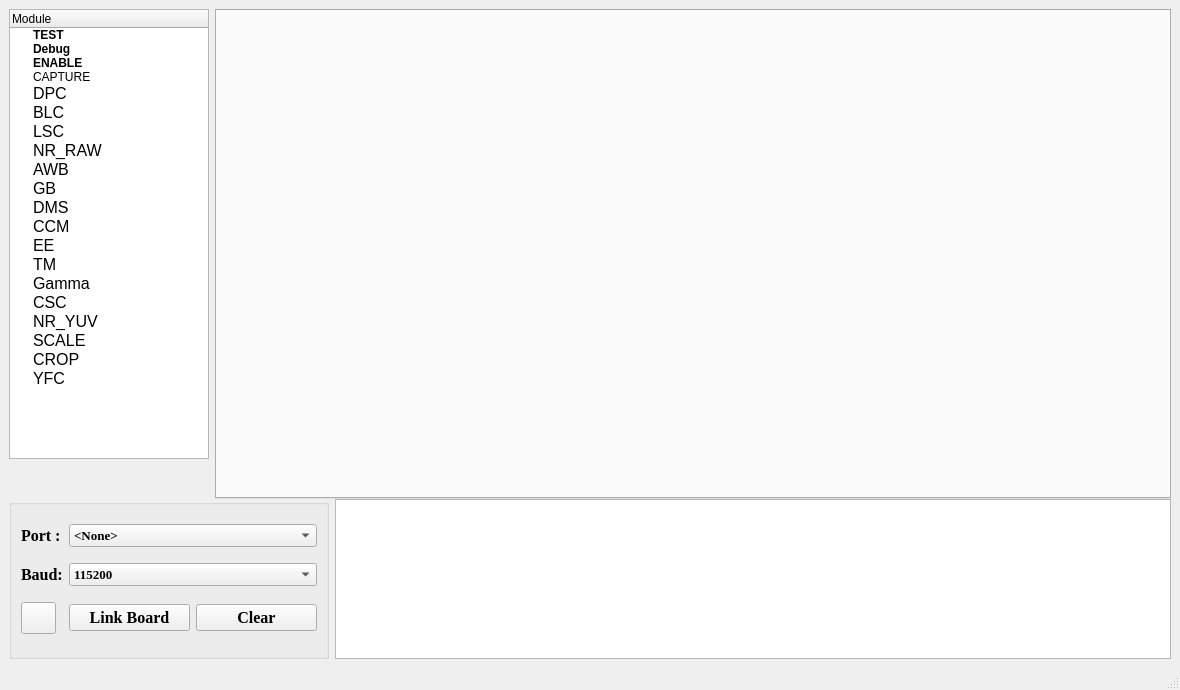
The window that link_board.ui (HuJingwen1211/MCISP) describes before a commit, drawn with Qt 5.
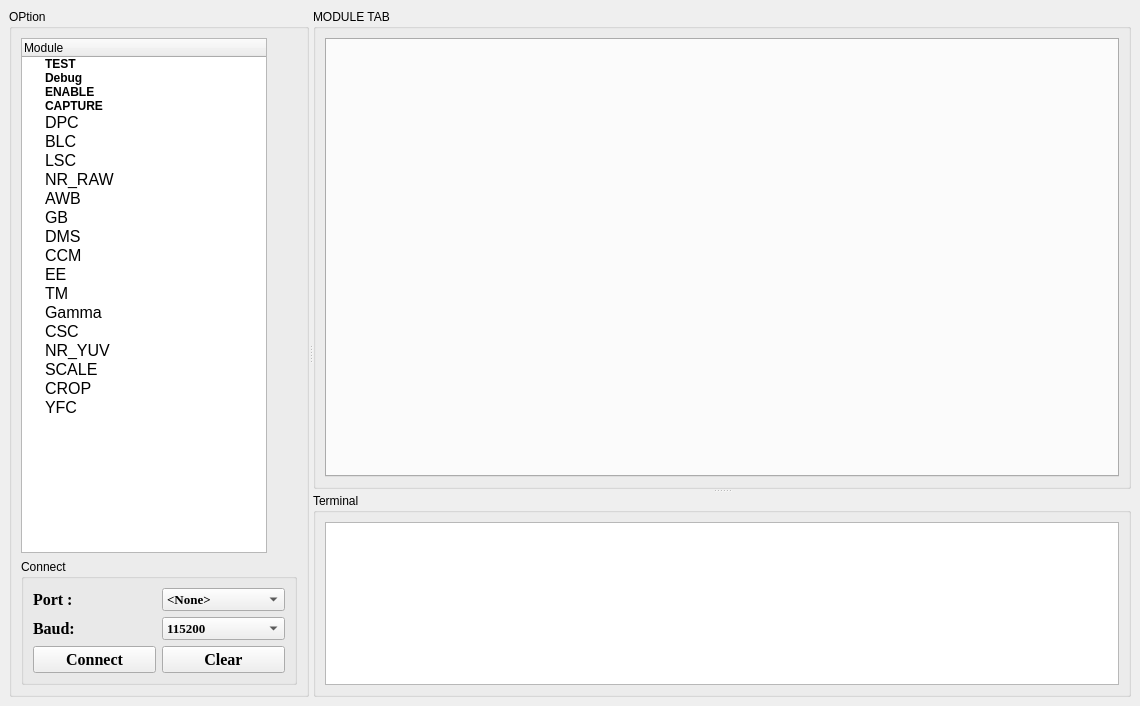
The same window after the commit.

Commit message: add serial configure to board

Diff of the .ui file:
```diff
--- a/link_board.ui
+++ b/link_board.ui
@@ -6,247 +6,56 @@
    <rect>
     <x>0</x>
     <y>0</y>
-    <width>1180</width>
-    <height>690</height>
+    <width>1140</width>
+    <height>706</height>
    </rect>
   </property>
   <property name="minimumSize">
    <size>
-    <width>1180</width>
-    <height>690</height>
+    <width>0</width>
+    <height>0</height>
    </size>
   </property>
   <property name="windowTitle">
    <string>MainWindow</string>
   </property>
   <widget class="QWidget" name="centralwidget">
-   <layout class="QGridLayout" name="gridLayout_2">
-    <item row="1" column="0">
-     <spacer name="verticalSpacer">
+   <layout class="QGridLayout" name="gridLayout_6">
+    <item row="0" column="0">
+     <widget class="QSplitter" name="splitter_2">
       <property name="orientation">
-       <enum>Qt::Orientation::Vertical</enum>
+       <enum>Qt::Orientation::Horizontal</enum>
       </property>
-      <property name="sizeHint" stdset="0">
-       <size>
-        <width>135</width>
-        <height>20</height>
-       </size>
-      </property>
-     </spacer>
-    </item>
-    <item row="0" column="1" rowspan="2" colspan="2">
-     <widget class="QTabWidget" name="link_tab">
+      <widget class="QGroupBox" name="groupBox_2">
       <property name="minimumSize">
        <size>
-        <width>0</width>
-        <height>490</height>
-       </size>
-      </property>
-      <property name="currentIndex">
-       <number>-1</number>
-      </property>
-     </widget>
-    </item>
-    <item row="2" column="2">
-     <widget class="QPlainTextEdit" name="echo_text">
+         <width>100</width>
+         <height>0</height>
+        </size>
+       </property>
       <property name="maximumSize">
        <size>
-        <width>16777215</width>
-        <height>200</height>
-       </size>
-      </property>
-      <property name="font">
-       <font>
-        <family>Times New Roman</family>
-        <pointsize>10</pointsize>
-       </font>
-      </property>
-      <property name="readOnly">
-       <bool>true</bool>
-      </property>
-     </widget>
-    </item>
-    <item row="2" column="0" colspan="2">
-     <widget class="QGroupBox" name="groupBox">
-      <property name="minimumSize">
-       <size>
-        <width>320</width>
-        <height>160</height>
-       </size>
-      </property>
-      <property name="maximumSize">
-       <size>
-        <width>16777215</width>
-        <height>200</height>
+         <width>300</width>
+         <height>16777215</height>
        </size>
       </property>
       <property name="title">
-       <string/>
-      </property>
-      <layout class="QGridLayout" name="gridLayout">
-       <item row="2" column="1">
-        <widget class="QPushButton" name="link_btn">
-         <property name="font">
-          <font>
-           <family>Times New Roman</family>
-           <pointsize>12</pointsize>
-           <bold>true</bold>
-          </font>
-         </property>
-         <property name="text">
-          <string>Link Board</string>
-         </property>
-        </widget>
-       </item>
-       <item row="1" column="0">
-        <widget class="QLabel" name="label_2">
-         <property name="font">
-          <font>
-           <family>Times New Roman</family>
-           <pointsize>12</pointsize>
-           <bold>true</bold>
-          </font>
-         </property>
-         <property name="text">
-          <string>Baud:</string>
-         </property>
-        </widget>
-       </item>
-       <item row="1" column="1" colspan="2">
-        <widget class="QComboBox" name="baud_combx">
-         <property name="minimumSize">
-          <size>
-           <width>220</width>
-           <height>0</height>
-          </size>
-         </property>
-         <property name="font">
-          <font>
-           <family>Times New Roman</family>
-           <pointsize>10</pointsize>
-           <bold>true</bold>
-          </font>
-         </property>
-         <item>
-          <property name="text">
-           <string>115200</string>
-          </property>
-         </item>
-         <item>
-          <property name="text">
-           <string>19200</string>
-          </property>
-         </item>
-         <item>
-          <property name="text">
-           <string>9600</string>
-          </property>
-         </item>
-         <item>
-          <property name="text">
-           <string>4800</string>
-          </property>
-         </item>
-         <item>
-          <property name="text">
-           <string>2400</string>
-          </property>
-         </item>
-         <item>
-          <property name="text">
-           <string>1200</string>
-          </property>
-         </item>
-        </widget>
-       </item>
-       <item row="0" column="1" colspan="2">
-        <widget class="QComboBox" name="port_combx">
-         <property name="minimumSize">
-          <size>
-           <width>220</width>
-           <height>0</height>
-          </size>
-         </property>
-         <property name="font">
-          <font>
-           <family>Times New Roman</family>
-           <pointsize>10</pointsize>
-           <bold>true</bold>
-          </font>
-         </property>
-         <item>
-          <property name="text">
-           <string>&lt;None&gt;</string>
-          </property>
-         </item>
-        </widget>
-       </item>
-       <item row="2" column="2">
-        <widget class="QPushButton" name="clear_btn">
-         <property name="font">
-          <font>
-           <family>Times New Roman</family>
-           <pointsize>12</pointsize>
-           <bold>true</bold>
-          </font>
-         </property>
-         <property name="text">
-          <string>Clear</string>
-         </property>
-        </widget>
-       </item>
+        <string>OPtion</string>
+       </property>
+       <layout class="QGridLayout" name="gridLayout_3">
        <item row="0" column="0">
-        <widget class="QLabel" name="label">
-         <property name="font">
-          <font>
-           <family>Times New Roman</family>
-           <pointsize>12</pointsize>
-           <bold>true</bold>
-          </font>
-         </property>
-         <property name="text">
-          <string>Port :</string>
-         </property>
-        </widget>
-       </item>
-       <item row="2" column="0">
-        <widget class="QPushButton" name="link_statu">
-         <property name="minimumSize">
-          <size>
-           <width>32</width>
-           <height>32</height>
-          </size>
-         </property>
-         <property name="maximumSize">
-          <size>
-           <width>35</width>
-           <height>35</height>
-          </size>
-         </property>
-         <property name="font">
-          <font>
-           <pointsize>12</pointsize>
-          </font>
-         </property>
-         <property name="text">
-          <string/>
-         </property>
-        </widget>
-       </item>
-      </layout>
-     </widget>
-    </item>
-    <item row="0" column="0">
+         <layout class="QHBoxLayout" name="horizontalLayout_2">
+          <item>
      <widget class="QTreeWidget" name="module_list">
       <property name="minimumSize">
        <size>
-        <width>150</width>
-        <height>450</height>
+              <width>0</width>
+              <height>0</height>
        </size>
       </property>
       <property name="maximumSize">
        <size>
-        <width>200</width>
+              <width>500</width>
         <height>16777215</height>
        </size>
       </property>
@@ -294,7 +103,7 @@
        </property>
        <property name="font">
         <font>
-         <bold>false</bold>
+               <bold>true</bold>
         </font>
        </property>
       </item>
@@ -460,9 +269,245 @@
       </item>
      </widget>
     </item>
-   </layout>
-  </widget>
-  <widget class="QStatusBar" name="statusbar"/>
+          <item>
+           <spacer name="horizontalSpacer">
+            <property name="orientation">
+             <enum>Qt::Orientation::Horizontal</enum>
+            </property>
+            <property name="sizeHint" stdset="0">
+             <size>
+              <width>40</width>
+              <height>20</height>
+             </size>
+            </property>
+           </spacer>
+          </item>
+         </layout>
+        </item>
+        <item row="1" column="0">
+         <widget class="QGroupBox" name="groupBox">
+          <property name="minimumSize">
+           <size>
+            <width>10</width>
+            <height>10</height>
+           </size>
+          </property>
+          <property name="maximumSize">
+           <size>
+            <width>320</width>
+            <height>200</height>
+           </size>
+          </property>
+          <property name="title">
+           <string>Connect</string>
+          </property>
+          <layout class="QGridLayout" name="gridLayout_2">
+           <item row="0" column="0">
+            <layout class="QVBoxLayout" name="verticalLayout">
+             <item>
+              <layout class="QGridLayout" name="gridLayout">
+               <item row="0" column="0">
+                <widget class="QLabel" name="label">
+                 <property name="font">
+                  <font>
+                   <family>Times New Roman</family>
+                   <pointsize>12</pointsize>
+                   <bold>true</bold>
+                  </font>
+                 </property>
+                 <property name="text">
+                  <string>Port :</string>
+                 </property>
+                </widget>
+               </item>
+               <item row="0" column="1">
+                <widget class="QComboBox" name="port_combx">
+                 <property name="minimumSize">
+                  <size>
+                   <width>0</width>
+                   <height>0</height>
+                  </size>
+                 </property>
+                 <property name="font">
+                  <font>
+                   <family>Times New Roman</family>
+                   <pointsize>10</pointsize>
+                   <bold>true</bold>
+                  </font>
+                 </property>
+                 <item>
+                  <property name="text">
+                   <string>&lt;None&gt;</string>
+                  </property>
+                 </item>
+                </widget>
+               </item>
+               <item row="1" column="0">
+                <widget class="QLabel" name="label_2">
+                 <property name="font">
+                  <font>
+                   <family>Times New Roman</family>
+                   <pointsize>12</pointsize>
+                   <bold>true</bold>
+                  </font>
+                 </property>
+                 <property name="text">
+                  <string>Baud:</string>
+                 </property>
+                </widget>
+               </item>
+               <item row="1" column="1">
+                <widget class="QComboBox" name="baud_combx">
+                 <property name="minimumSize">
+                  <size>
+                   <width>0</width>
+                   <height>0</height>
+                  </size>
+                 </property>
+                 <property name="font">
+                  <font>
+                   <family>Times New Roman</family>
+                   <pointsize>10</pointsize>
+                   <bold>true</bold>
+                  </font>
+                 </property>
+                 <item>
+                  <property name="text">
+                   <string>115200</string>
+                  </property>
+                 </item>
+                 <item>
+                  <property name="text">
+                   <string>19200</string>
+                  </property>
+                 </item>
+                 <item>
+                  <property name="text">
+                   <string>9600</string>
+                  </property>
+                 </item>
+                 <item>
+                  <property name="text">
+                   <string>4800</string>
+                  </property>
+                 </item>
+                 <item>
+                  <property name="text">
+                   <string>2400</string>
+                  </property>
+                 </item>
+                 <item>
+                  <property name="text">
+                   <string>1200</string>
+                  </property>
+                 </item>
+                </widget>
+               </item>
+              </layout>
+             </item>
+             <item>
+              <layout class="QHBoxLayout" name="horizontalLayout">
+               <item>
+                <widget class="QPushButton" name="link_btn">
+                 <property name="font">
+                  <font>
+                   <family>Times New Roman</family>
+                   <pointsize>12</pointsize>
+                   <bold>true</bold>
+                  </font>
+                 </property>
+                 <property name="text">
+                  <string>Connect</string>
+                 </property>
+                </widget>
+               </item>
+               <item>
+                <widget class="QPushButton" name="clear_btn">
+                 <property name="font">
+                  <font>
+                   <family>Times New Roman</family>
+                   <pointsize>12</pointsize>
+                   <bold>true</bold>
+                  </font>
+                 </property>
+                 <property name="text">
+                  <string>Clear</string>
+                 </property>
+                </widget>
+               </item>
+              </layout>
+             </item>
+            </layout>
+           </item>
+          </layout>
+         </widget>
+        </item>
+       </layout>
+      </widget>
+      <widget class="QSplitter" name="splitter">
+       <property name="orientation">
+        <enum>Qt::Orientation::Vertical</enum>
+       </property>
+       <widget class="QGroupBox" name="groupBox_4">
+        <property name="minimumSize">
+         <size>
+          <width>0</width>
+          <height>480</height>
+         </size>
+        </property>
+        <property name="title">
+         <string>MODULE TAB</string>
+        </property>
+        <layout class="QGridLayout" name="gridLayout_4">
+         <item row="0" column="0">
+          <widget class="QTabWidget" name="link_tab">
+           <property name="minimumSize">
+            <size>
+             <width>0</width>
+             <height>0</height>
+            </size>
+           </property>
+          </widget>
+         </item>
+        </layout>
+       </widget>
+       <widget class="QGroupBox" name="groupBox_3">
+        <property name="minimumSize">
+         <size>
+          <width>0</width>
+          <height>100</height>
+         </size>
+        </property>
+        <property name="title">
+         <string>Terminal</string>
+        </property>
+        <layout class="QGridLayout" name="gridLayout_5">
+         <item row="0" column="0">
+          <widget class="QPlainTextEdit" name="echo_text">
+           <property name="maximumSize">
+            <size>
+             <width>16777215</width>
+             <height>200</height>
+            </size>
+           </property>
+           <property name="font">
+            <font>
+             <family>Times New Roman</family>
+             <pointsize>10</pointsize>
+            </font>
+           </property>
+           <property name="readOnly">
+            <bool>true</bool>
+           </property>
+          </widget>
+         </item>
+        </layout>
+       </widget>
+      </widget>
+     </widget>
+    </item>
+   </layout>
+  </widget>
  </widget>
  <resources/>
  <connections/>
```
Lines whose indentation alone changed are shown as unchanged. The commit also changes 37 other files.
